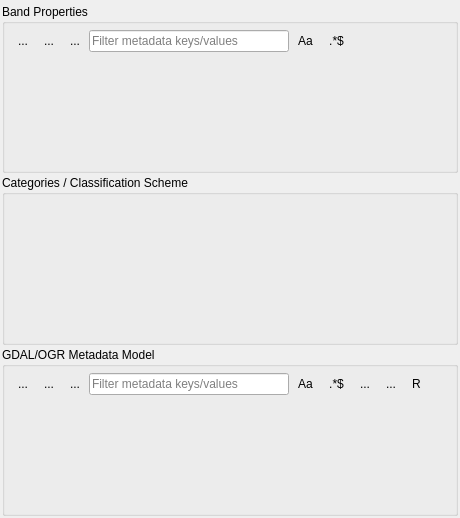
Old version of the form qps/ui/gdalmetadatamodelwidget.ui in the repository EnMAP-Box/qgispluginsupport.
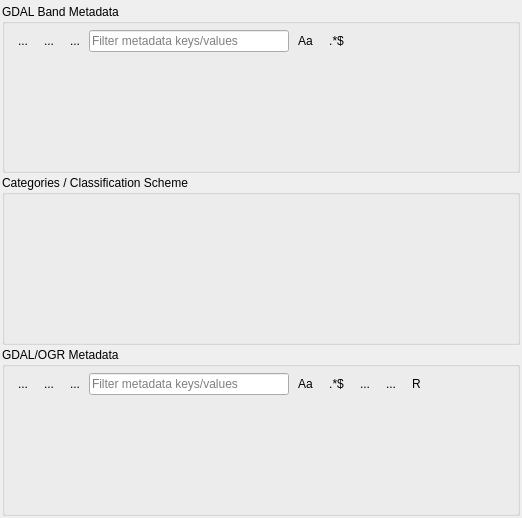
New version of the form. Icons and pictures are not drawn. Custom widgets are drawn as their Qt base class.

Commit message: SpectralPropertyKey: added dataoffset and datagain refactoring GDAL Metadata model

What changed in the file:
```diff
--- a/qps/ui/gdalmetadatamodelwidget.ui
+++ b/qps/ui/gdalmetadatamodelwidget.ui
@@ -6,7 +6,7 @@
    <rect>
     <x>0</x>
     <y>0</y>
-    <width>460</width>
+    <width>522</width>
     <height>518</height>
    </rect>
   </property>
@@ -58,7 +58,7 @@
       </size>
      </property>
      <property name="title">
-      <string>Band Properties</string>
+      <string>GDAL Band Metadata</string>
      </property>
      <layout class="QVBoxLayout" name="verticalLayout_4">
       <property name="spacing">
@@ -262,7 +262,7 @@
       </size>
      </property>
      <property name="title">
-      <string>GDAL/OGR Metadata Model</string>
+      <string>GDAL/OGR Metadata</string>
      </property>
      <layout class="QVBoxLayout" name="verticalLayout_3">
       <property name="spacing">
```
The commit also changes 3 other files.
